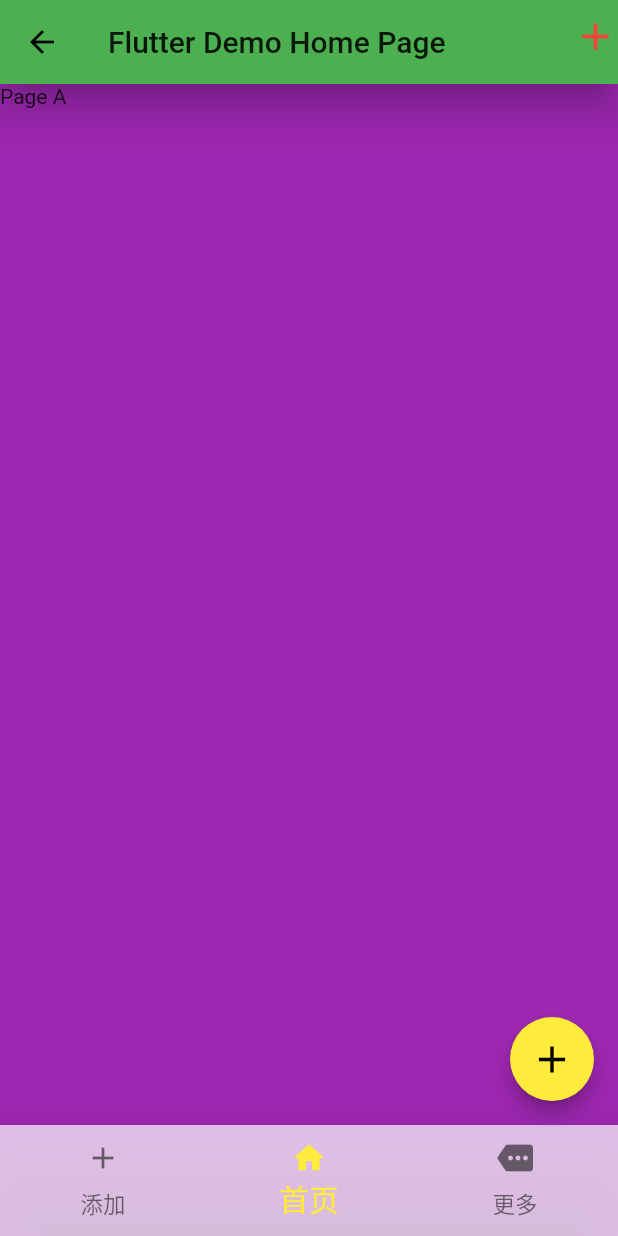
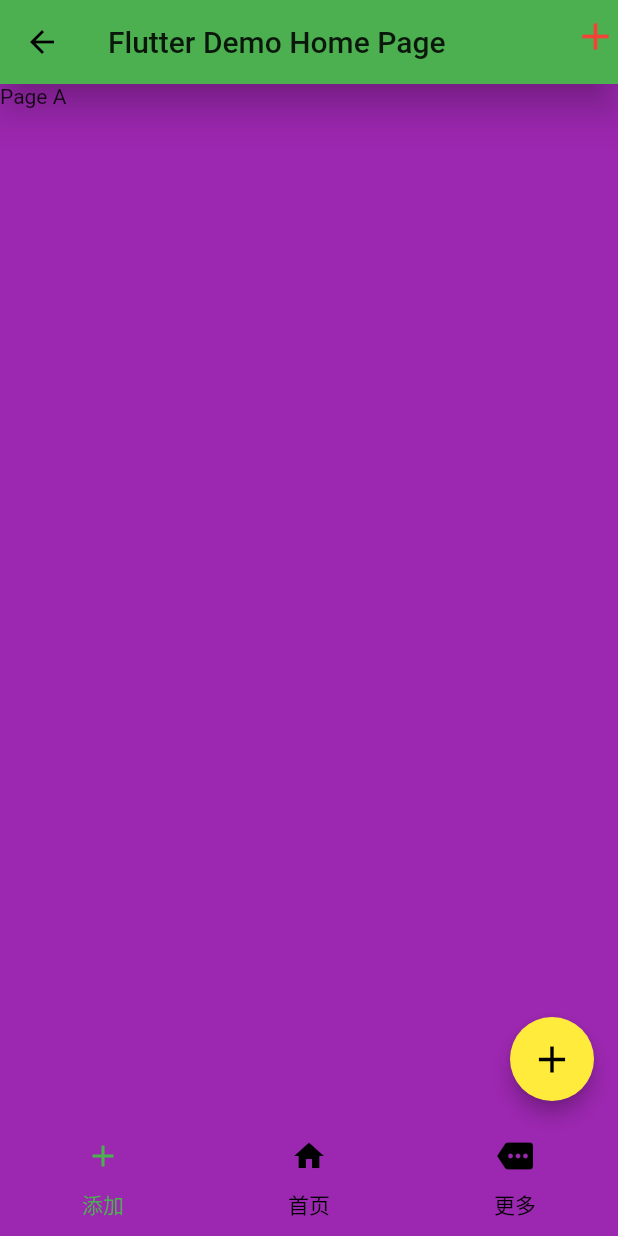
Before and after one commit to w1010479088/flutter, a Flutter app: the screen it shows after launch, on a phone screen of 412 x 824 dp. Run offline on Flutter 3.47's test engine with Material 2 defaults, Android fonts, the phone set to English and light mode, and no system bars.

Commit message:
1.TabBar

```diff
--- a/lib/main.dart
+++ b/lib/main.dart
@@ -33,7 +33,7 @@ class HomePage extends StatefulWidget {
 }
 
 class StateHome extends State<HomePage> with SingleTickerProviderStateMixin {
-  List<BottomNavigationBarItem> mTabBars = new List();
+  List<Widget> mTabBars = new List();
   List<DropdownMenuItem<String>> mMenuItems = new List();
   int mCounter = 0;
   int mCurIndex = 1;
@@ -70,9 +70,8 @@ class StateHome extends State<HomePage> with SingleTickerProviderStateMixin {
     mMenuItems.add(newItem("3", "第三"));
   }
 
-  BottomNavigationBarItem newBar(IconData icon, String title) {
-    return new BottomNavigationBarItem(
-        icon: new Icon(icon), title: new Text(title));
+  Widget newBar(IconData icon, String title) {
+    return new Tab(text: title, icon: new Icon(icon));
   }
 
   DropdownMenuItem<String> newItem(String value, String text) {
@@ -104,7 +103,6 @@ class StateHome extends State<HomePage> with SingleTickerProviderStateMixin {
   @override
   Widget build(BuildContext context) {
     return Scaffold(
-
       appBar: AppBar(
         centerTitle: false,
         toolbarOpacity: 1,
@@ -117,7 +115,6 @@ class StateHome extends State<HomePage> with SingleTickerProviderStateMixin {
         actions: <Widget>[
           new DropdownButton<String>(
             items: mMenuItems,
-//            value: mSelMenuTitle,
             iconSize: 30,
             underline: new Text(
               "",
@@ -148,34 +145,15 @@ class StateHome extends State<HomePage> with SingleTickerProviderStateMixin {
           new Text("Page C"),
         ],
       ),
-//      Center(
-//        child: Column(
-//          mainAxisAlignment: MainAxisAlignment.center,
-//          children: <Widget>[
-//            Text(
-//              'You have pushed the button this many times:',
-//              textDirection: TextDirection.rtl,
-//              textAlign: TextAlign.start,
-//            ),
-//            Text(
-//              '$mCounter',
-//              style: Theme.of(context).textTheme.display2,
-//            ),
-//          ],
-//        ),
-//      ),
 
-      bottomNavigationBar: BottomNavigationBar(
-        items: mTabBars,
-        currentIndex: mCurIndex,
-        elevation: 20,
-        type: BottomNavigationBarType.fixed,
-        showSelectedLabels: true,
-        showUnselectedLabels: true,
-        backgroundColor: Colors.white70,
-        onTap: onTabClick,
-        selectedFontSize: 20,
-        unselectedFontSize: 15,
+      bottomNavigationBar: new TabBar(
+        tabs: mTabBars,
+        controller: this.tabController,
+        isScrollable: false,
+        labelColor: Colors.green,
+        indicatorColor: Colors.transparent,
+        unselectedLabelColor: Colors.black,
+        indicatorSize: TabBarIndicatorSize.tab,
       ),
 
       floatingActionButton: FloatingActionButton(
@@ -188,7 +166,7 @@ class StateHome extends State<HomePage> with SingleTickerProviderStateMixin {
           Icons.add,
           size: 30,
         ),
-      ), // This trailing comma makes auto-formatting nicer for build methods.
+      ),
     );
   }
 }
--- a/pubspec.yaml
+++ b/pubspec.yaml
@@ -14,7 +14,7 @@ description: A new Flutter application.
 version: 1.0.0+1
 
 environment:
-  sdk: ">=2.1.0 <3.0.0"
+  sdk: ">=2.2.0 <3.0.0"
 
 dependencies:
   flutter:
```
